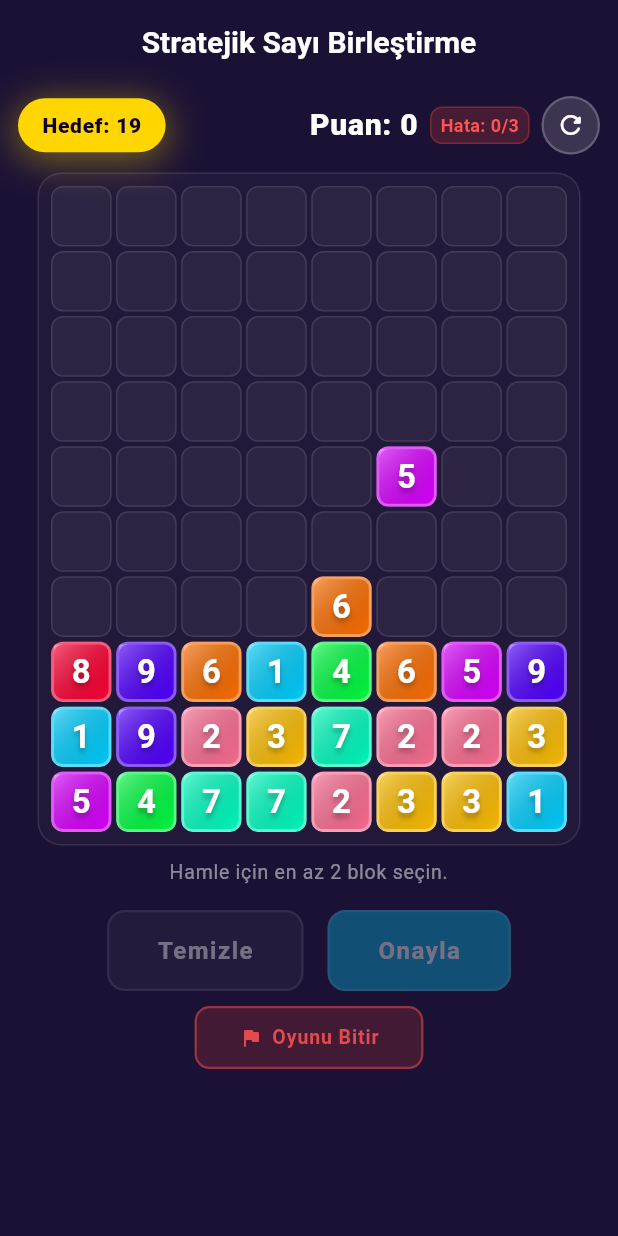
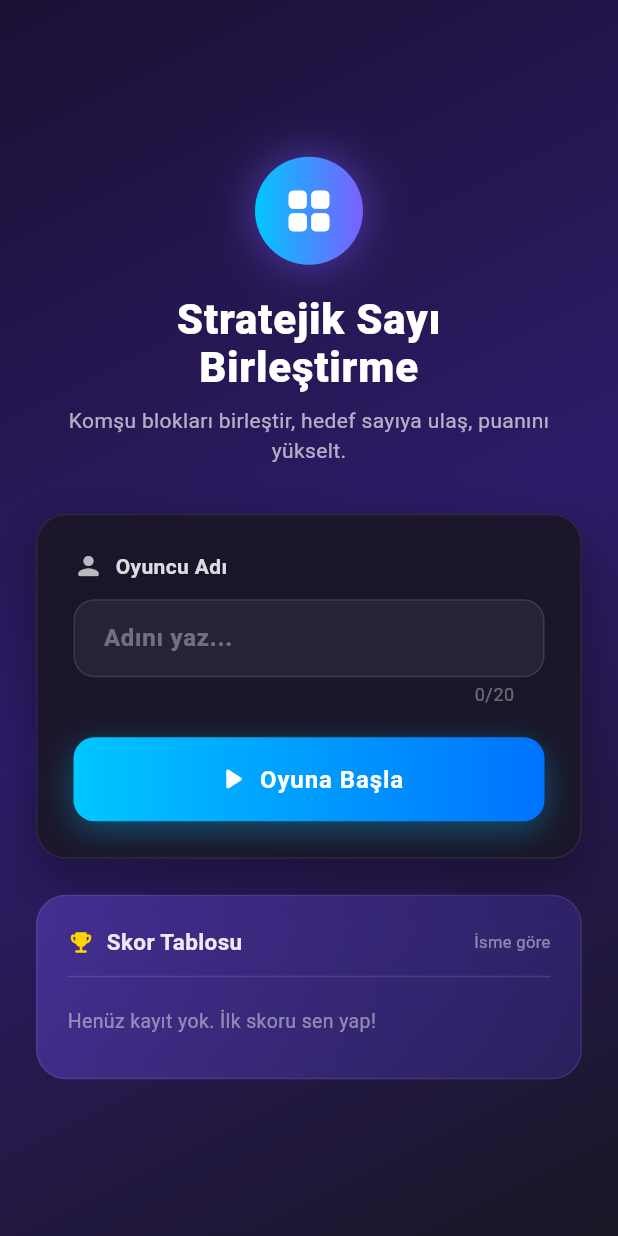
Before and after one commit to Efilant/Stratejik-Say-Birle-tirme-Oyunu, a Flutter app: the screen it shows after launch, on a phone screen of 412 x 824 dp. Run offline on Flutter 3.47's test engine with Material 3 defaults, Android fonts, the phone set to English and light mode, and no system bars; our stand-ins replace shared_preferences.

Commit message:
Meryem: giriş sayfası, isimli skor tablosu ve süre azalma mekanizması

```diff
--- a/lib/main.dart
+++ b/lib/main.dart
@@ -10,7 +10,7 @@
 
 import 'package:flutter/material.dart';
 import 'package:flutter/services.dart';
-import 'screens/game_screen.dart';
+import 'screens/welcome_screen.dart';
 import 'utils/color_constants.dart';
 
 void main() {
@@ -62,7 +62,8 @@ class MyApp extends StatelessWidget {
           ),
         ),
       ),
-      home: const GameScreen(),
+      // Meryem — Oyun öncesi giriş sayfası (oyuncu adı alımı)
+      home: const WelcomeScreen(),
     );
   }
 }
--- a/lib/screens/game_screen.dart
+++ b/lib/screens/game_screen.dart
@@ -10,7 +10,10 @@ import '../widgets/target_display.dart';
 /// Ekran yerleşimi (Elif), hamle onay ve Snackbar geri bildirimleri (Esma)
 /// ve son görsel UI düzenlemeleri (Sude) bu birimde gerçekleştirilmiştir.
 class GameScreen extends StatelessWidget {
-  const GameScreen({super.key});
+  /// Meryem — Giriş sayfasından alınan oyuncu adı.
+  final String playerName;
+
+  const GameScreen({super.key, required this.playerName});
 
   @override
   Widget build(BuildContext context) {
@@ -20,9 +23,9 @@ class GameScreen extends StatelessWidget {
         builder: (context) {
           return Scaffold(
             appBar: AppBar(
-              title: const Text(
-                'Stratejik Sayı Birleştirme',
-                style: TextStyle(fontWeight: FontWeight.bold, fontSize: 20),
+              title: Text(
+                playerName,
+                style: const TextStyle(fontWeight: FontWeight.bold, fontSize: 20),
               ),
               centerTitle: true,
               backgroundColor: Colors.transparent,
@@ -57,8 +60,8 @@ class GameScreen extends StatelessWidget {
                       ],
                     ),
                   ),
-                  // Oyun Sonu Overlay — Madde 4
-                  const GameOverOverlay(),
+                  // Meryem — Oyun sonu: oyuncu adı ile skor kaydı
+                  GameOverOverlay(playerName: playerName),
                 ],
               ),
             ),
--- /dev/null
+++ b/lib/screens/welcome_screen.dart
@@ -0,0 +1,373 @@
+import 'package:flutter/material.dart';
+
+import '../services/score_repository.dart';
+import '../utils/color_constants.dart';
+import 'game_screen.dart';
+
+/// Meryem — Giriş sayfası: oyuncu adı alımı ve skor tablosu önizlemesi.
+class WelcomeScreen extends StatefulWidget {
+  const WelcomeScreen({super.key});
+
+  @override
+  State<WelcomeScreen> createState() => _WelcomeScreenState();
+}
+
+class _WelcomeScreenState extends State<WelcomeScreen> {
+  final _nameController = TextEditingController();
+  final _formKey = GlobalKey<FormState>();
+  Future<List<ScoreEntry>>? _scoresFuture;
+
+  @override
+  void initState() {
+    super.initState();
+    _scoresFuture = ScoreRepository.loadScoresSortedByName();
+  }
+
+  @override
+  void dispose() {
+    _nameController.dispose();
+    super.dispose();
+  }
+
+  void _startGame() {
+    if (!_formKey.currentState!.validate()) return;
+    final name = _nameController.text.trim();
+    Navigator.of(context).push(
+      MaterialPageRoute(
+        builder: (_) => GameScreen(playerName: name),
+      ),
+    );
+  }
+
+  @override
+  Widget build(BuildContext context) {
+    return Scaffold(
+      body: Container(
+        decoration: const BoxDecoration(
+          gradient: LinearGradient(
+            begin: Alignment.topLeft,
+            end: Alignment.bottomRight,
+            colors: [
+              Color(0xFF1B1134),
+              Color(0xFF2D1B69),
+              Color(0xFF1A1625),
+            ],
+          ),
+        ),
+        child: SafeArea(
+          child: Center(
+            child: SingleChildScrollView(
+              padding: const EdgeInsets.symmetric(horizontal: 24, vertical: 32),
+              child: ConstrainedBox(
+                constraints: const BoxConstraints(maxWidth: 420),
+                child: Column(
+                  children: [
+                    _buildHeader(),
+                    const SizedBox(height: 32),
+                    _buildNameCard(),
+                    const SizedBox(height: 24),
+                    _buildLeaderboardCard(),
+                  ],
+                ),
+              ),
+            ),
+          ),
+        ),
+      ),
+    );
+  }
+
+  Widget _buildHeader() {
+    return Column(
+      children: [
+        Container(
+          width: 72,
+          height: 72,
+          decoration: BoxDecoration(
+            shape: BoxShape.circle,
+            gradient: const LinearGradient(
+              colors: [Color(0xFF00C6FF), Color(0xFF7B5FFF)],
+            ),
+            boxShadow: [
+              BoxShadow(
+                color: const Color(0xFF7B5FFF).withOpacity(0.45),
+                blurRadius: 24,
+                spreadRadius: 2,
+              ),
+            ],
+          ),
+          child: const Icon(
+            Icons.grid_view_rounded,
+            color: Colors.white,
+            size: 36,
+          ),
+        ),
+        const SizedBox(height: 20),
+        const Text(
+          'Stratejik Sayı\nBirleştirme',
+          textAlign: TextAlign.center,
+          style: TextStyle(
+            color: Colors.white,
+            fontSize: 28,
+            fontWeight: FontWeight.w900,
+            height: 1.15,
+            letterSpacing: 0.5,
+          ),
+        ),
+        const SizedBox(height: 10),
+        Text(
+          'Komşu blokları birleştir, hedef sayıya ulaş, puanını yükselt.',
+          textAlign: TextAlign.center,
+          style: TextStyle(
+            color: Colors.white.withOpacity(0.65),
+            fontSize: 14,
+            height: 1.4,
+          ),
+        ),
+      ],
+    );
+  }
+
+  Widget _buildNameCard() {
+    return Container(
+      padding: const EdgeInsets.all(24),
+      decoration: BoxDecoration(
+        color: AppColors.card.withOpacity(0.85),
+        borderRadius: BorderRadius.circular(20),
+        border: Border.all(color: Colors.white.withOpacity(0.08)),
+        boxShadow: [
+          BoxShadow(
+            color: Colors.black.withOpacity(0.35),
+            blurRadius: 30,
+            offset: const Offset(0, 12),
+          ),
+        ],
+      ),
+      child: Form(
+        key: _formKey,
+        child: Column(
+          crossAxisAlignment: CrossAxisAlignment.stretch,
+          children: [
+            Row(
+              children: [
+                Icon(Icons.person_rounded,
+                    color: Colors.white.withOpacity(0.7), size: 20),
+                const SizedBox(width: 8),
+                Text(
+                  'Oyuncu Adı',
+                  style: TextStyle(
+                    color: Colors.white.withOpacity(0.85),
+                    fontSize: 14,
+                    fontWeight: FontWeight.w600,
+                  ),
+                ),
+              ],
+            ),
+            const SizedBox(height: 12),
+            TextFormField(
+              controller: _nameController,
+              textCapitalization: TextCapitalization.words,
+              maxLength: 20,
+              style: const TextStyle(
+                color: Colors.white,
+                fontSize: 16,
+                fontWeight: FontWeight.w600,
+              ),
+              decoration: InputDecoration(
+                hintText: 'Adını yaz...',
+                hintStyle: TextStyle(color: Colors.white.withOpacity(0.35)),
+                counterStyle: TextStyle(color: Colors.white.withOpacity(0.35)),
+                filled: true,
+                fillColor: Colors.white.withOpacity(0.06),
+                border: OutlineInputBorder(
+                  borderRadius: BorderRadius.circular(14),
+                  borderSide: BorderSide(color: Colors.white.withOpacity(0.1)),
+                ),
+                enabledBorder: OutlineInputBorder(
+                  borderRadius: BorderRadius.circular(14),
+                  borderSide: BorderSide(color: Colors.white.withOpacity(0.1)),
+                ),
+                focusedBorder: OutlineInputBorder(
+                  borderRadius: BorderRadius.circular(14),
+                  borderSide: const BorderSide(
+                    color: Color(0xFF00C6FF),
+                    width: 1.5,
+                  ),
+                ),
+                contentPadding:
+                    const EdgeInsets.symmetric(horizontal: 16, vertical: 14),
+              ),
+              validator: (value) {
+                final trimmed = value?.trim() ?? '';
+                if (trimmed.isEmpty) return 'Lütfen adını gir.';
+                if (trimmed.length < 2) return 'En az 2 karakter olmalı.';
+                return null;
+              },
+              onFieldSubmitted: (_) => _startGame(),
+            ),
+            const SizedBox(height: 20),
+            GestureDetector(
+              onTap: _startGame,
+              child: Container(
+                padding: const EdgeInsets.symmetric(vertical: 16),
+                decoration: BoxDecoration(
+                  gradient: const LinearGradient(
+                    colors: [Color(0xFF00C6FF), Color(0xFF0072FF)],
+                  ),
+                  borderRadius: BorderRadius.circular(14),
+                  boxShadow: [
+                    BoxShadow(
+                      color: const Color(0xFF00C6FF).withOpacity(0.35),
+                      blurRadius: 18,
+                      offset: const Offset(0, 6),
+                    ),
+                  ],
+                ),
+                child: const Row(
+                  mainAxisAlignment: MainAxisAlignment.center,
+                  children: [
+                    Icon(Icons.play_arrow_rounded, color: Colors.white),
+                    SizedBox(width: 6),
+                    Text(
+                      'Oyuna Başla',
+                      style: TextStyle(
+                        color: Colors.white,
+                        fontSize: 16,
+                        fontWeight: FontWeight.bold,
+                        letterSpacing: 0.6,
+                      ),
+                    ),
+                  ],
+                ),
+              ),
+            ),
+          ],
+        ),
+      ),
+    );
+  }
+
+  Widget _buildLeaderboardCard() {
+    return Container(
+      padding: const EdgeInsets.all(20),
+      decoration: BoxDecoration(
+        gradient: LinearGradient(
+          begin: Alignment.topLeft,
+          end: Alignment.bottomRight,
+          colors: [
+            const Color(0xFF5B3FBF).withOpacity(0.55),
+            const Color(0xFF3A2B8F).withOpacity(0.45),
+          ],
+        ),
+        borderRadius: BorderRadius.circular(20),
+        border: Border.all(color: Colors.white.withOpacity(0.08)),
+      ),
+      child: Column(
+        crossAxisAlignment: CrossAxisAlignment.start,
+        children: [
+          Row(
+            children: [
+              const Icon(Icons.emoji_events_rounded,
+                  color: Color(0xFFFFD600), size: 18),
+              const SizedBox(width: 8),
+              Text(
+                'Skor Tablosu',
+                style: TextStyle(
+                  color: Colors.white.withOpacity(0.9),
+                  fontSize: 15,
+                  fontWeight: FontWeight.w700,
+                ),
+              ),
+              const Spacer(),
+              Text(
+                'İsme göre',
+                style: TextStyle(
+                  color: Colors.white.withOpacity(0.45),
+                  fontSize: 11,
+                ),
+              ),
+            ],
+          ),
+          const SizedBox(height: 12),
+          Divider(color: Colors.white.withOpacity(0.12), height: 1),
+          const SizedBox(height: 12),
+          FutureBuilder<List<ScoreEntry>>(
+            future: _scoresFuture,
+            builder: (context, snap) {
+              if (snap.connectionState == ConnectionState.waiting) {
+                return const Center(
+                  child: Padding(
+                    padding: EdgeInsets.all(16),
+                    child: SizedBox(
+                      width: 24,
+                      height: 24,
+                      child: CircularProgressIndicator(
+                        strokeWidth: 2,
+                        color: Color(0xFFFFD600),
+                      ),
+                    ),
+                  ),
+                );
+              }
+              final scores = snap.data ?? [];
+              if (scores.isEmpty) {
+                return Padding(
+                  padding: const EdgeInsets.symmetric(vertical: 8),
+                  child: Text(
+                    'Henüz kayıt yok. İlk skoru sen yap!',
+                    style: TextStyle(
+                      color: Colors.white.withOpacity(0.45),
+                      fontSize: 13,
+                    ),
+                  ),
+                );
+              }
+              return Column(
+                children: List.generate(scores.length.clamp(0, 8), (i) {
+                  final entry = scores[i];
+                  return Padding(
+                    padding: const EdgeInsets.only(bottom: 8),
+                    child: Row(
+                      children: [
+                        SizedBox(
+                          width: 24,
+                          child: Text(
+                            '${i + 1}.',
+                            style: TextStyle(
+                              color: Colors.white.withOpacity(0.4),
+                              fontSize: 12,
+                              fontWeight: FontWeight.w600,
+                            ),
+                          ),
+                        ),
+                        Expanded(
+                          child: Text(
+                            entry.playerName,
+                            style: TextStyle(
+                              color: Colors.white.withOpacity(0.9),
+                              fontSize: 14,
+                              fontWeight: FontWeight.w600,
+                            ),
+                            overflow: TextOverflow.ellipsis,
+                          ),
+                        ),
+                        Text(
+                          '${entry.score}',
+                          style: const TextStyle(
+                            color: Color(0xFFFFD600),
+                            fontSize: 15,
+                            fontWeight: FontWeight.w800,
+                          ),
+                        ),
+                      ],
+                    ),
+                  );
+                }),
+              );
+            },
+          ),
+        ],
+      ),
+    );
+  }
+}
--- a/lib/services/score_repository.dart
+++ b/lib/services/score_repository.dart
@@ -1,50 +1,89 @@
 import 'dart:convert';
 import 'package:shared_preferences/shared_preferences.dart';
 
-/// 3. görev kişisi meryem — Final Aşaması Madde 5:
-/// shared_preferences içinde tutulan tek bir skor kaydını temsil eder.
+/// Meryem — shared_preferences içinde tutulan skor kaydı (oyuncu adı + puan).
 class ScoreEntry {
+  final String playerName;
   final int score;
   final DateTime playedAt;
 
-  const ScoreEntry({required this.score, required this.playedAt});
+  const ScoreEntry({
+    required this.playerName,
+    required this.score,
+    required this.playedAt,
+  });
 
   Map<String, dynamic> toJson() => {
+        'playerName': playerName,
         'score': score,
         'playedAt': playedAt.toIso8601String(),
       };
 
   factory ScoreEntry.fromJson(Map<String, dynamic> json) => ScoreEntry(
+        playerName: (json['playerName'] as String?)?.trim().isNotEmpty == true
+            ? (json['playerName'] as String).trim()
+            : 'Oyuncu',
         score: json['score'] as int,
         playedAt: DateTime.parse(json['playedAt'] as String),
       );
 }
 
-/// 3. görev kişisi meryem — Final Aşaması Madde 5:
-/// Skoru [SharedPreferences]'a kaydeder ve listeyi yüksekten düşüğe döndürür.
+/// Meryem — Skoru [SharedPreferences]'a kaydeder ve sıralı listeyi döndürür.
 class ScoreRepository {
   static const String _key = 'leaderboard_scores';
   static const int _maxStored = 100;
 
-  /// Yeni skoru kaydeder.
-  static Future<void> saveScore(int score) async {
+  /// Meryem — Oyuncu adı ile yeni skoru kaydeder.
+  static Future<void> saveScore({
+    required String playerName,
+    required int score,
+  }) async {
     final prefs = await SharedPreferences.getInstance();
     final entries = await _loadAll(prefs);
-    entries.add(ScoreEntry(score: score, playedAt: DateTime.now()));
-    entries.sort((a, b) => b.score.compareTo(a.score));
+    entries.add(ScoreEntry(
+      playerName: playerName.trim(),
+      score: score,
+      playedAt: DateTime.now(),
+    ));
+    entries.sort(_compareByScoreDesc);
     final trimmed = entries.take(_maxStored).toList();
     await prefs.setString(
         _key, jsonEncode(trimmed.map((e) => e.toJson()).toList()));
   }
 
-  /// Kayıtlı skorları yüksekten düşüğe döndürür.
+  /// Meryem — Oyun sonu için: puana göre yüksekten düşüğe.
   static Future<List<ScoreEntry>> loadScores({int? limit}) async {
     final prefs = await SharedPreferences.getInstance();
     final entries = await _loadAll(prefs);
+    entries.sort(_compareByScoreDesc);
     if (limit != null && entries.length > limit) {
       return entries.sublist(0, limit);
     }
     return entries;
+  }
+
+  /// Meryem — Giriş sayfası için: oyuncu adına göre alfabetik sıralama.
+  static Future<List<ScoreEntry>> loadScoresSortedByName({int? limit}) async {
+    final prefs = await SharedPreferences.getInstance();
+    final entries = await _loadAll(prefs);
+    entries.sort(_compareByNameAsc);
+    if (limit != null && entries.length > limit) {
+      return entries.sublist(0, limit);
+    }
+    return entries;
+  }
+
+  static int _compareByScoreDesc(ScoreEntry a, ScoreEntry b) {
+    final scoreCompare = b.score.compareTo(a.score);
+    if (scoreCompare != 0) return scoreCompare;
+    return a.playerName.toLowerCase().compareTo(b.playerName.toLowerCase());
+  }
+
+  static int _compareByNameAsc(ScoreEntry a, ScoreEntry b) {
+    final nameCompare =
+        a.playerName.toLowerCase().compareTo(b.playerName.toLowerCase());
+    if (nameCompare != 0) return nameCompare;
+    return b.score.compareTo(a.score);
   }
 
   static Future<List<ScoreEntry>> _loadAll(SharedPreferences prefs) async {
@@ -52,11 +91,9 @@ class ScoreRepository {
     if (raw == null) return [];
     try {
       final list = jsonDecode(raw) as List<dynamic>;
-      final entries = list
+      return list
           .map((e) => ScoreEntry.fromJson(e as Map<String, dynamic>))
           .toList();
-      entries.sort((a, b) => b.score.compareTo(a.score));
-      return entries;
     } catch (_) {
       return [];
     }
```
Also changed, not shown: lib/widgets/game_over_screen.dart (+43 -35 lines).
